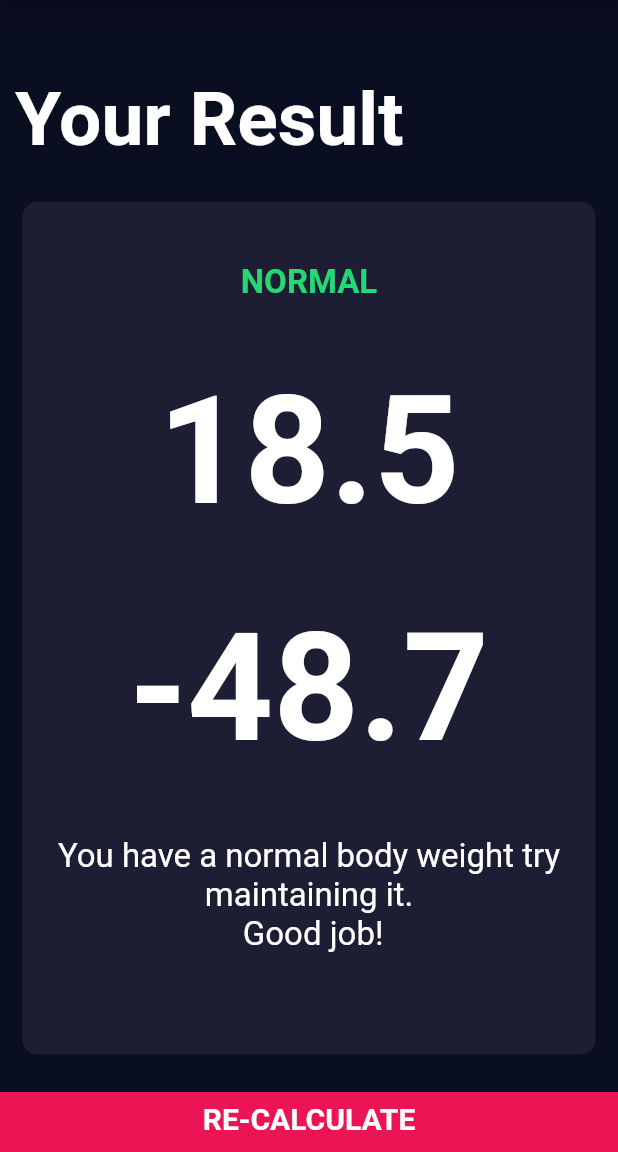
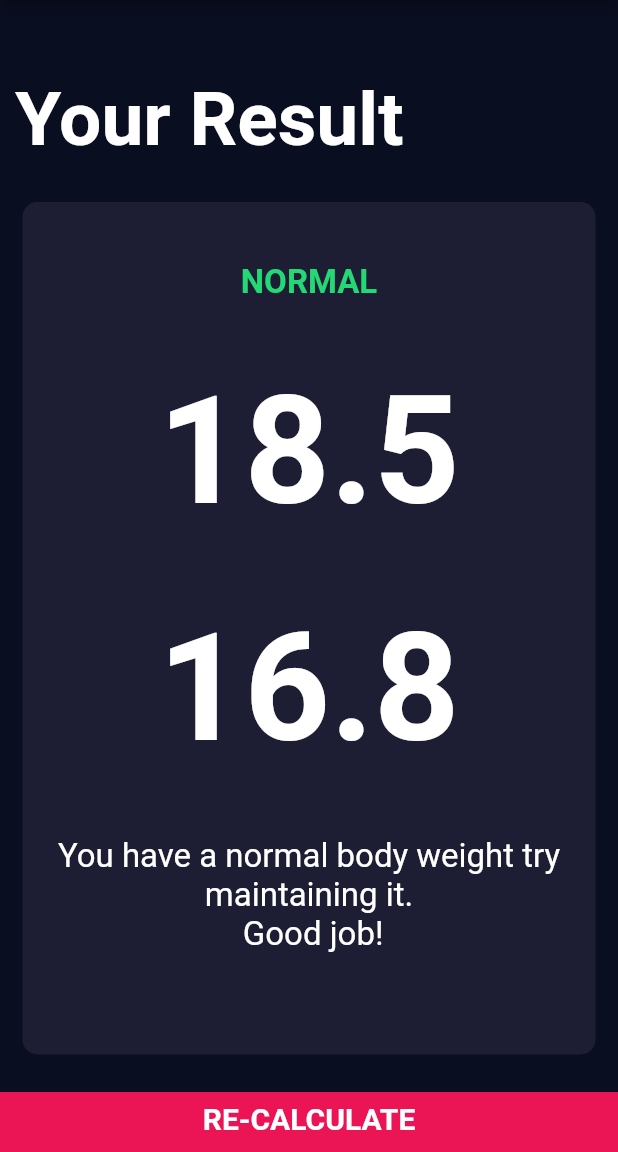
Before and after one commit to L4WLI3T/FitCalc, a Flutter app: the screen it shows after launch, after a tap on "CALCULATE", on a phone screen of 412 x 824 dp, the part 84-1236 px from its top. Run offline on Flutter 3.47's test engine with Material 2 defaults, Android fonts, the phone set to English and light mode, and no system bars; our stand-ins replace flutter_local_notifications, font_awesome_flutter, geocoding, geolocator, pedometer, permission_handler; missing offline and left inert: flutter_logs.

Commit message:
Update calculate_bmi.dart

```diff
--- a/lib/utils/calculate_bmi.dart
+++ b/lib/utils/calculate_bmi.dart
@@ -1,4 +1,6 @@
 import 'dart:math';
+
+import 'package:flutter/material.dart';
 
 class BmiLogic {
   BmiLogic({this.height, this.weight,this.gender,this.waist,this.neck});
@@ -20,13 +22,16 @@ class BmiLogic {
 
   String calculateFP()
   {
-    if(gender==1)
-      _fp = (495/(1.0324-0.19077*(log(waist-neck)/log(10))+ 0.15456*log(height)/log(10))) - 450;
-    else
-      _fp = (495/(1.29597-0.35004*(log(waist-neck)/log(10))+ 0.22100*log(height)/log(10))) - 450;
+    if(gender==1) {
+      _fp = (495 / (1.0324 - 0.19077 * (log(waist - neck) / log(10)) +
+          0.15456 * log(height) / log(10))) - 450;
+    }
+    else {
+      _fp = (495 / (1.29597 - 0.35004 * (log(waist+85 - neck) / log(10)) +
+          0.22100 * log(height) / log(10))) - 450;
+    }
     return _fp.toStringAsFixed(1);
   }
-
   String getResult() {
     if (_bmi >= 25) {
       return 'Overweight';
```
